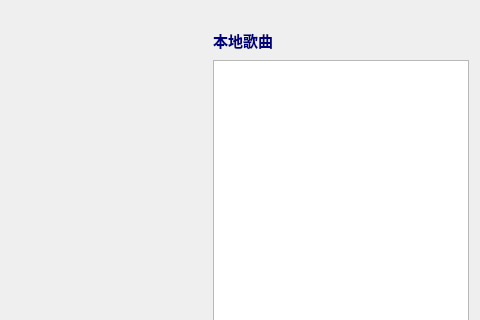
The window that BigMusic/mywidget.ui (chengyufeng6/classproject) describes before a commit, drawn with Qt 5; both pictures show x 507 to 987 and y 0 to 320 of the 987 by 684 pixel window.
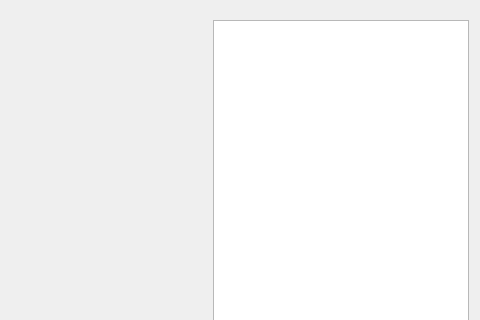
The same window after the commit. Icons and pictures are not drawn.

```diff
--- a/BigMusic/mywidget.ui
+++ b/BigMusic/mywidget.ui
@@ -80,19 +80,6 @@
     <string>扫描本地歌曲</string>
    </property>
   </widget>
-  <widget class="QLabel" name="label">
-   <property name="geometry">
-    <rect>
-     <x>720</x>
-     <y>20</y>
-     <width>81</width>
-     <height>41</height>
-    </rect>
-   </property>
-   <property name="text">
-    <string>&lt;html&gt;&lt;head/&gt;&lt;body&gt;&lt;p&gt;&lt;span style=&quot; font-size:11pt; font-weight:600; color:#00007f;&quot;&gt;本地歌曲&lt;/span&gt;&lt;/p&gt;&lt;/body&gt;&lt;/html&gt;</string>
-   </property>
-  </widget>
   <widget class="QPushButton" name="LastButton">
    <property name="geometry">
     <rect>
@@ -110,9 +97,9 @@
    <property name="geometry">
     <rect>
      <x>720</x>
-     <y>60</y>
+     <y>20</y>
      <width>256</width>
-     <height>531</height>
+     <height>571</height>
     </rect>
    </property>
    <attribute name="horizontalHeaderStretchLastSection">
```
Left out of the diff: 50 changed lines with no effect on the pictures.
